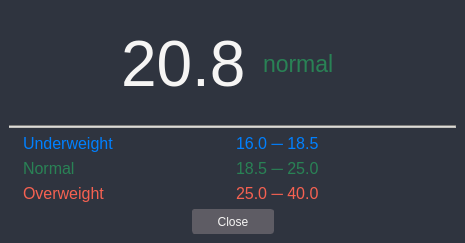
Above: msg.ui from uxlabspk/BMI before the change. Below: the same form after it.
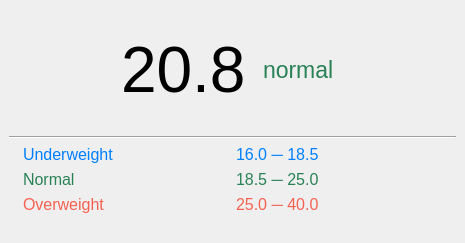
That is the form after the change.

Diff of the .ui file:
```diff
--- a/msg.ui
+++ b/msg.ui
@@ -14,10 +14,7 @@
    <string>BMI</string>
   </property>
   <property name="styleSheet">
-   <string notr="true">background-color: #2f343f;
-color: rgb(246, 245, 244);
-font-weight: 450;
-</string>
+   <string notr="true"/>
   </property>
   <widget class="QWidget" name="centralwidget">
    <layout class="QVBoxLayout" name="verticalLayout">
@@ -117,7 +114,7 @@
       <item>
        <widget class="Line" name="line">
         <property name="styleSheet">
-         <string notr="true">background-color: rgb(192, 191, 188);</string>
+         <string notr="true"/>
         </property>
         <property name="orientation">
          <enum>Qt::Horizontal</enum>
@@ -235,37 +232,6 @@
         </property>
        </spacer>
       </item>
-      <item>
-       <widget class="QPushButton" name="closeBtn">
-        <property name="cursor">
-         <cursorShape>PointingHandCursor</cursorShape>
-        </property>
-        <property name="styleSheet">
-         <string notr="true">QPushButton
-{
-	background-color: rgb(94, 92, 100);
-	border: 1px solid rgb(94, 92, 100);
-	border-radius: 3px;
-	height: 23px;
-	width: 80px;
-}
-QPushButton:hover
-{
-	
-	background-color: #0080ff;
-	color: white;
-	border: 1px solid #0080ff;
-	border-radius: 3px;
-	height: 23px;
-	width: 80px;
-}
-</string>
-        </property>
-        <property name="text">
-         <string>Close</string>
-        </property>
-       </widget>
-      </item>
       <item>
        <spacer name="horizontalSpacer_3">
         <property name="orientation">
```
Left out of the diff: 2 changed lines with no effect on the pictures.
